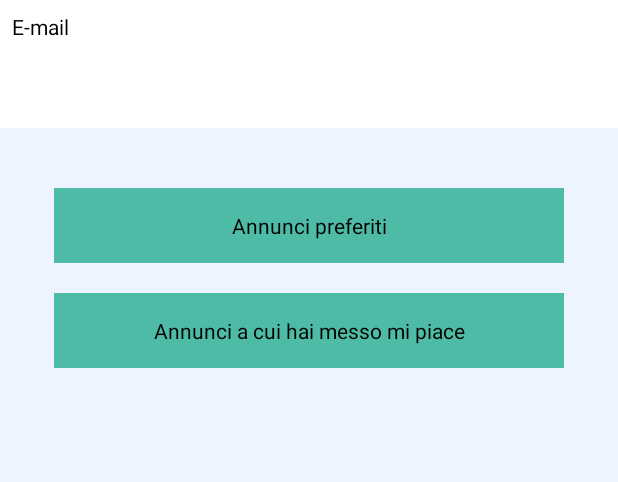
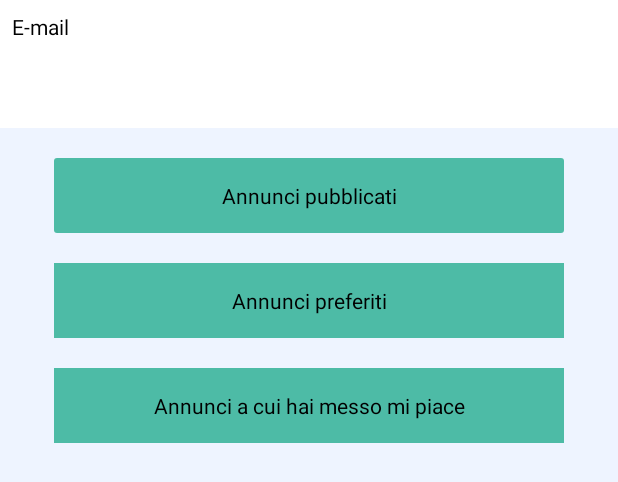
Before and after one commit to lucacic/CityParty, an Android app: the layout fragment_profile.xml on its own in the app's theme, with its tools: preview values and no code run, on a phone screen of 412 x 824 dp. Shown: the top 482 px of the screen. Run offline under Robolectric (Android 15) with nearby library versions, the phone set to English and light mode, and no system bars.

Commit message:
4. Distinguere gli utenti base dagli inserzionisti: - utente base nel suo profilo vedrà SOLO gli annunci a cui a messo mi piace (la lista "partecipa" verra eliminata) e non vedrà il + di "crea annuncio". - utente inserzionista vedrà due liste: una dei mi piace ed una dei suoi annunci e logicamente vedrà il +

```diff
--- a/app/src/main/res/layout/fragment_profile.xml
+++ b/app/src/main/res/layout/fragment_profile.xml
@@ -16,8 +16,7 @@
             android:layout_width="match_parent"
             android:layout_height="wrap_content"
             android:orientation="vertical"
-            android:background="#eef4ff"
-            >
+            android:background="#eef4ff">
 
             <!-- email -->
             <android.support.v7.widget.CardView
@@ -25,8 +24,7 @@
                 android:layout_height="wrap_content"
                 app:cardCornerRadius="0dp"
                 app:cardElevation="0dp"
-                android:layout_marginBottom="20dp"
-                >
+                android:layout_marginBottom="20dp">
 
                 <LinearLayout
                     android:layout_width="match_parent"
@@ -58,7 +56,7 @@
                 android:layout_width="match_parent"
                 android:layout_height="wrap_content"
                 android:orientation="vertical"
-                android:visibility="gone">
+                android:visibility="visible">
 
                 <android.support.v7.widget.CardView
                     android:layout_height="wrap_content"
@@ -93,9 +91,8 @@
             </LinearLayout>
 
             <!-- ad favourites -->
-
             <android.support.v7.widget.CardView
-
+                android:id="@+id/viewAdFavourites"
                 android:layout_width="340dp"
                 android:layout_height="wrap_content"
                 android:layout_gravity="center"
@@ -114,9 +111,7 @@
                         android:layout_gravity="center"
                         android:background="#4dbba6"
                         app:cardCornerRadius="0dp"
-                        app:cardElevation="0dp"
-
-                        >
+                        app:cardElevation="0dp">
 
                         <TextView
                             android:layout_width="match_parent"
@@ -139,17 +134,14 @@
             </android.support.v7.widget.CardView>
 
             <!-- ad liked -->
-
             <android.support.v7.widget.CardView
-
+                android:id="@+id/viewAdLiked"
                 android:layout_height="wrap_content"
                 android:layout_marginTop="20dp"
                 app:cardCornerRadius="0dp"
                 app:cardElevation="0dp"
                 android:layout_width="340dp"
-                android:layout_gravity="center"
-
-                >
+                android:layout_gravity="center">
 
                 <LinearLayout
                     android:layout_width="match_parent"
```
Also changed, not shown: app/src/main/java/luigi/casciaro/cityparty/view/fragment/ProfileFragment.java (+16 -1 lines).
